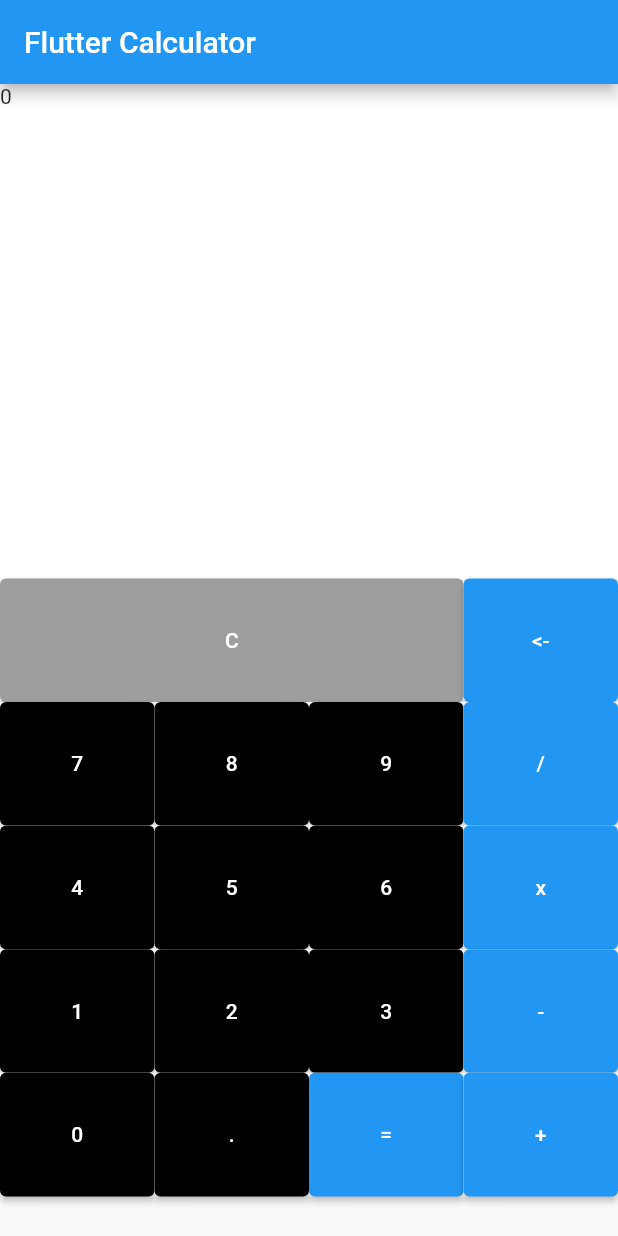
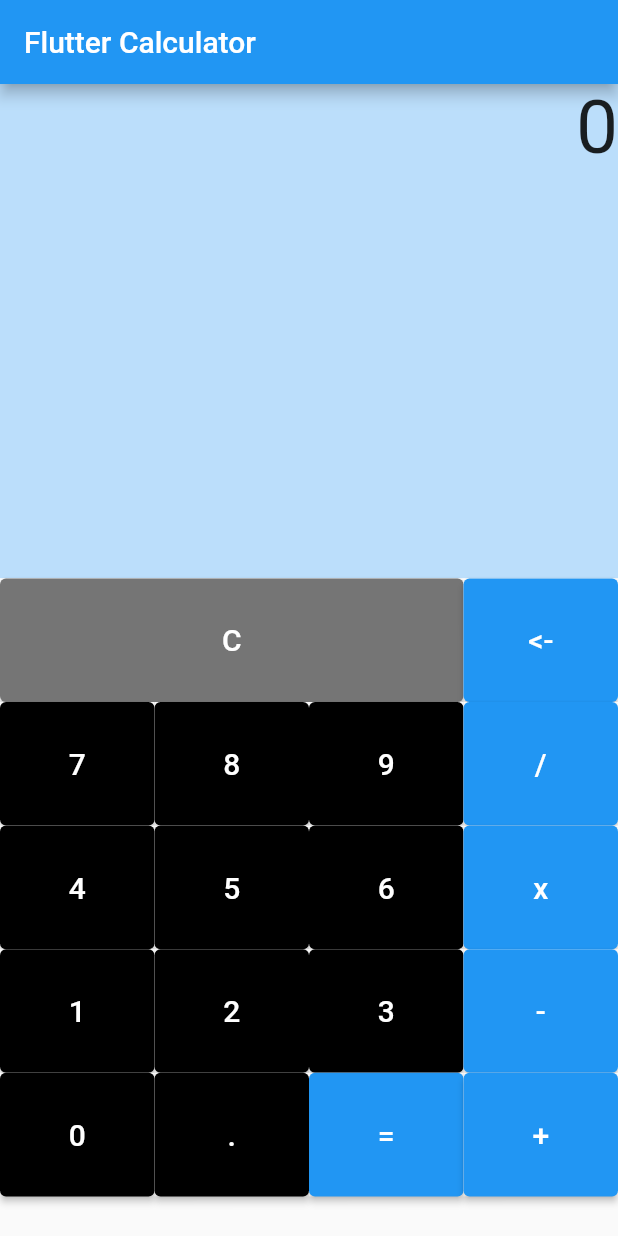
Before and after one commit to thj13/CSF306-coursework-1, a Flutter app: the screen it shows after launch, on a phone screen of 412 x 824 dp. Run offline on Flutter 3.47's test engine with Material 2 defaults, Android fonts, the phone set to English and light mode, and no system bars.

Commit message:
added comments

```diff
--- a/lib/main.dart
+++ b/lib/main.dart
@@ -2,10 +2,15 @@ import 'package:flutter/material.dart';
 import 'package:flutter/cupertino.dart';
 
 void main() {
-  runApp(MaterialApp(
-      home: Calculator()));
+    runApp(const MaterialApp(
+        home: Calculator()
+    )
+  );
 }
-
+///
+/// This class is used to construct the UI design for a simple
+/// calculator containing non-functional stateless widgets
+///
 class Calculator extends StatelessWidget {
   const Calculator() : super();
 
@@ -19,25 +24,15 @@ class Calculator extends StatelessWidget {
           body: Column(
             crossAxisAlignment: CrossAxisAlignment.stretch,
             children: [
-              Container(
-                child: Text('0'),
-                height: MediaQuery.of(context).size.height * 0.4,
-                color: Colors.white,
-              ),
+              ResultsSection(display: '0',),
               Row(
-                children: [
+                children: const [
                   LongButton(buttonText: 'C'),
                   OperatorButton(operator: '<-'),
-                  // Container(
-                  //   child: Text('Other element'),
-                  //   height: 100,
-                  //   width: 100,
-                  //   color: Colors.blueGrey,
-                  // ),
                 ],
               ),
               Row(
-                children: [
+                children: const [
                   NumberButton(number: '7'),
                   NumberButton(number: '8'),
                   NumberButton(number: '9'),
@@ -45,7 +40,7 @@ class Calculator extends StatelessWidget {
                 ],
               ),
               Row(
-                children: [
+                children: const [
                   NumberButton(number: '4'),
                   NumberButton(number: '5'),
                   NumberButton(number: '6'),
@@ -53,7 +48,7 @@ class Calculator extends StatelessWidget {
                 ],
               ),
               Row(
-                children: [
+                children: const [
                   NumberButton(number: '1'),
                   NumberButton(number: '2'),
                   NumberButton(number: '3'),
@@ -61,7 +56,7 @@ class Calculator extends StatelessWidget {
                 ],
               ),
               Row(
-                children: [
+                children: const [
                   NumberButton(number: '0'),
                   NumberButton(number: '.'),
                   OperatorButton(operator: '='),
@@ -76,10 +71,42 @@ class Calculator extends StatelessWidget {
   }
 }
 
+///
+/// This class will create a results section for the calculator
+/// this widget is responsive to the screen size and will populate
+/// 40% of the screen height
+///
+class ResultsSection extends StatelessWidget{
+
+  final String display;
+
+  const ResultsSection({Key? key, required this.display}) : super(key: key);
+
+  @override
+  Widget build(BuildContext context) {
+    return Container(
+      child: Text(
+        display,
+        textAlign: TextAlign.right,
+        style: const TextStyle(
+        fontSize: 50,
+        ),
+      ),
+      height: MediaQuery.of(context).size.height * 0.4,
+      color: Colors.blue[100],
+    );
+  }
+
+}
+
+///
+/// Used to construct a number button on for the calculator
+/// where the button will be black and responsive to screen size
+///
 class NumberButton extends StatelessWidget {
 
   final String number;
-  final Color color = Colors.black87;
+  final Color _color = Colors.black87;
   const NumberButton({ required this.number, Key? key}) : super(key: key);
 
   @override
@@ -91,7 +118,12 @@ class NumberButton extends StatelessWidget {
           color: Colors.white,
           height: MediaQuery.of(context).size.height * 0.1,
           child: ElevatedButton(
-            child: Text(number),
+            child: Text(
+              number,
+              style: const TextStyle(
+                fontSize: 20,
+              ),
+            ),
             onPressed: () {},
             style: ElevatedButton.styleFrom(
               primary: Colors.black,
@@ -103,6 +135,10 @@ class NumberButton extends StatelessWidget {
   }
 }
 
+///
+/// Used to construct an operator button on for the calculator
+/// where the button will be blue and responsive to screen size
+///
 class OperatorButton extends StatelessWidget {
 
   final String operator;
@@ -118,7 +154,12 @@ class OperatorButton extends StatelessWidget {
           color: Colors.white,
           height: MediaQuery.of(context).size.height * 0.1,
           child: ElevatedButton(
-            child: Text(operator),
+            child: Text(
+                operator,
+                style: const TextStyle(
+                  fontSize: 20,
+                ),
+            ),
             onPressed: () {},
           ),
         )
@@ -127,6 +168,11 @@ class OperatorButton extends StatelessWidget {
   }
 }
 
+///
+/// Used to construct a clear button on for the calculator
+/// where the button will be grey and responsive to screen size
+/// this widget will take up 75% of screen width
+///
 class LongButton extends StatelessWidget {
 
   final String buttonText;
@@ -142,10 +188,15 @@ class LongButton extends StatelessWidget {
           color: Colors.white,
           height: MediaQuery.of(context).size.height * 0.1,
           child: ElevatedButton(
-            child: Text(buttonText),
+            child: Text(
+                buttonText,
+                style: TextStyle(
+                  fontSize: 20,
+                ),
+            ),
             onPressed: () {},
             style: ElevatedButton.styleFrom(
-              primary: Colors.grey,
+              primary: Colors.grey[600],
             ),
           ),
         )
```
